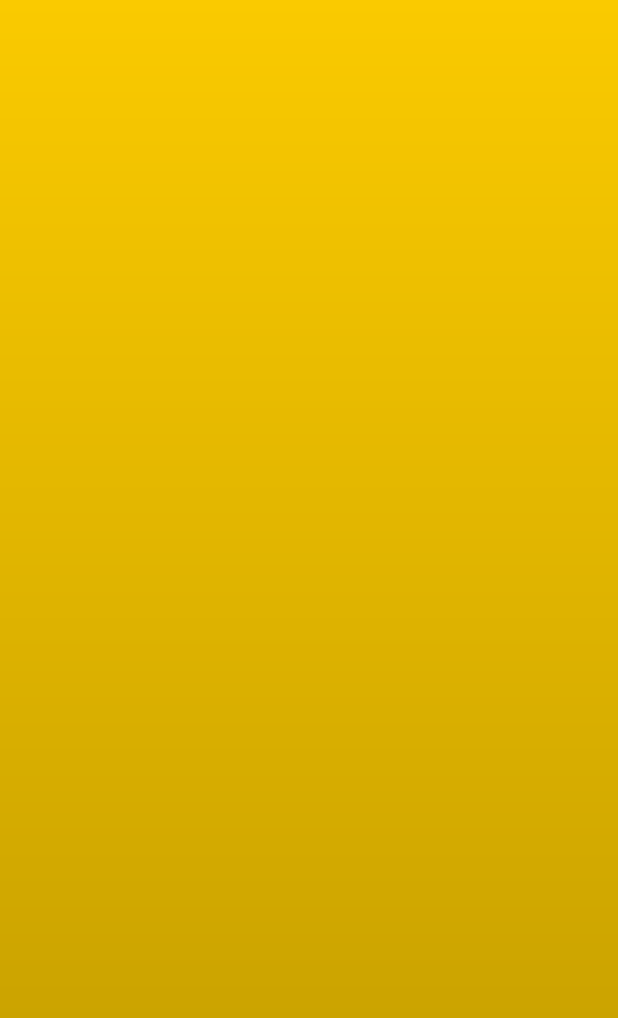
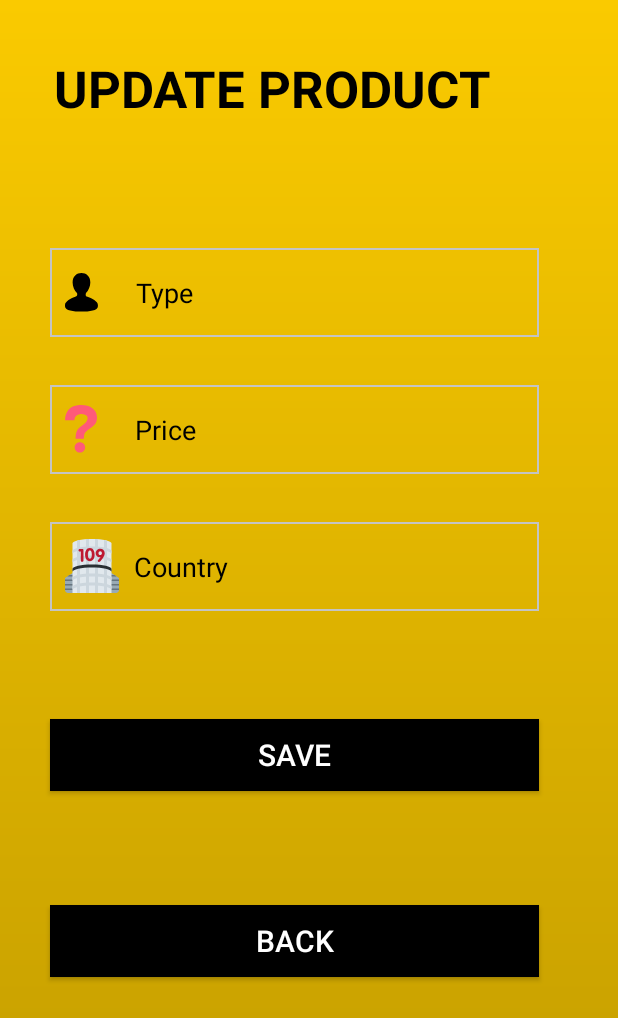
Before and after one commit to virusky/38_LeDiKhang_18037851, an Android app: the UpdateItem screen opened directly, with no data from a screen before it, on a phone screen of 412 x 824 dp. Shown: the top 1018 px of the screen. Run offline under Robolectric (Android 15) with nearby library versions, the phone set to English and light mode, and no system bars; our stand-ins replace Volley; network calls fail.

Commit message:
them chuc nang Update san pham + hinh anh

```diff
--- a/app/src/main/java/iuh/edu/a38_18037851_ledikhang/ProductAdapter.java
+++ b/app/src/main/java/iuh/edu/a38_18037851_ledikhang/ProductAdapter.java
@@ -51,7 +51,7 @@ public class ProductAdapter extends RecyclerView.Adapter<MyViewHolder>{
         holder.count.setText(String.valueOf(position+1));
         holder.type.setText("Type: " + product.getType());
         holder.price.setText("Price: " + product.getPrice() + "$");
-        holder.country.setText("Country" + product.getCountry());
+        holder.country.setText("Country: " + product.getCountry());
 
         holder.buttonDelete.setOnClickListener( v -> {
             new AlertDialog.Builder(context)
--- a/app/src/main/java/iuh/edu/a38_18037851_ledikhang/UpdateItem.java
+++ b/app/src/main/java/iuh/edu/a38_18037851_ledikhang/UpdateItem.java
@@ -2,13 +2,84 @@ package iuh.edu.a38_18037851_ledikhang;
 
 import androidx.appcompat.app.AppCompatActivity;
 
+import android.content.Intent;
 import android.os.Bundle;
+import android.view.View;
+import android.widget.Button;
+import android.widget.EditText;
+
+import com.android.volley.AuthFailureError;
+import com.android.volley.DefaultRetryPolicy;
+import com.android.volley.Request;
+import com.android.volley.RequestQueue;
+import com.android.volley.toolbox.StringRequest;
+import com.android.volley.toolbox.Volley;
+
+import java.util.HashMap;
+import java.util.Map;
 
 public class UpdateItem extends AppCompatActivity {
+    private String url = "https://60b6edb917d1dc0017b8899e.mockapi.io/product";
+
+    private Product product;
+
+    private Button buttonSave;
+    private Button buttonBack;
+
+    private EditText inputType;
+    private EditText inputPrice;
+    private EditText inputCountry;
 
     @Override
     protected void onCreate(Bundle savedInstanceState) {
         super.onCreate(savedInstanceState);
         setContentView(R.layout.activity_update_item);
+        Bundle bundle = getIntent().getExtras();
+
+        inputType = findViewById(R.id.txtTypeUpdate);
+        inputPrice = findViewById(R.id.txtPriceUpdate);
+        inputCountry = findViewById(R.id.txtCountryUpdate);
+
+        if (bundle != null) {
+            product = (Product) bundle.getSerializable("product");
+            inputType.setText(product.getType());
+            inputPrice.setText(String.valueOf(product.getPrice()));
+            inputCountry.setText(product.getCountry());
+        }
+
+        buttonSave = findViewById(R.id.btnSave);
+        buttonBack = findViewById(R.id.btnBackUpdate);
+
+        buttonBack.setOnClickListener(v -> {
+            startActivity(new Intent(UpdateItem.this, Show_info.class));
+            finish();
+        });
+
+        buttonSave.setOnClickListener(new View.OnClickListener() {
+            @Override
+            public void onClick(View v) {
+                StringRequest stringRequest = new StringRequest(Request.Method.PUT, url + "/" + product.getId(),
+                        response -> {
+                            startActivity(new Intent(UpdateItem.this, Show_info.class));
+                            finish();
+                        },
+                        error -> {
+                            error.printStackTrace();
+                        }
+                ) {
+                    @Override
+                    protected Map<String, String> getParams() throws AuthFailureError {
+                        Map<String, String> map = new HashMap<>();
+                        map.put("type", inputType.getText().toString().trim());
+                        map.put("price", inputPrice.getText().toString().trim());
+                        map.put("country", inputCountry.getText().toString().trim());
+                        return map;
+                    }
+                };
+                stringRequest.setRetryPolicy(new DefaultRetryPolicy(0, 1, 1));
+                RequestQueue queue = Volley.newRequestQueue(UpdateItem.this);
+                queue.add(stringRequest);
+            }
+        });
     }
 }
--- a/app/src/main/res/layout/activity_update_item.xml
+++ b/app/src/main/res/layout/activity_update_item.xml
@@ -7,4 +7,100 @@
     android:background="@drawable/background"
     tools:context=".UpdateItem">
 
+    <TextView
+        android:id="@+id/textView456"
+        android:layout_width="wrap_content"
+        android:layout_height="wrap_content"
+        android:layout_marginStart="36dp"
+        android:layout_marginTop="36dp"
+        android:text="Update product"
+        android:textAlignment="center"
+        android:textAllCaps="true"
+        android:textColor="#000000"
+        android:textSize="34sp"
+        android:textStyle="bold"
+        app:layout_constraintStart_toStartOf="parent"
+        app:layout_constraintTop_toTopOf="parent" />
+
+    <EditText
+        android:id="@+id/txtTypeUpdate"
+        android:layout_width="326dp"
+        android:layout_height="59dp"
+        android:layout_marginStart="33dp"
+        android:layout_marginTop="84dp"
+        android:layout_marginEnd="34dp"
+        android:background="@drawable/bg_text"
+        android:drawableLeft="@drawable/ic_type"
+        android:drawablePadding="25dp"
+        android:ems="10"
+        android:hint="Type"
+        android:inputType="textEmailAddress"
+        android:paddingLeft="10dp"
+        android:textColorHint="#000000"
+        app:layout_constraintEnd_toEndOf="parent"
+        app:layout_constraintHorizontal_bias="0.0"
+        app:layout_constraintStart_toStartOf="parent"
+        app:layout_constraintTop_toBottomOf="@+id/textView456" />
+
+    <EditText
+        android:id="@+id/txtPriceUpdate"
+        android:layout_width="326dp"
+        android:layout_height="59dp"
+        android:layout_marginTop="32dp"
+        android:background="@drawable/bg_text"
+        android:drawableLeft="@drawable/ic_price"
+        android:drawablePadding="25dp"
+        android:ems="10"
+        android:hint="Price"
+        android:inputType="textEmailAddress"
+        android:paddingLeft="10dp"
+        android:textColorHint="#000000"
+        app:layout_constraintEnd_toEndOf="@+id/txtTypeUpdate"
+        app:layout_constraintStart_toStartOf="@+id/txtTypeUpdate"
+        app:layout_constraintTop_toBottomOf="@+id/txtTypeUpdate" />
+
+    <EditText
+        android:id="@+id/txtCountryUpdate"
+        android:layout_width="326dp"
+        android:layout_height="59dp"
+        android:layout_marginTop="32dp"
+        android:background="@drawable/bg_text"
+        android:drawableLeft="@drawable/ic_country"
+        android:drawablePadding="10dp"
+        android:ems="10"
+        android:hint="Country"
+        android:inputType="textEmailAddress"
+        android:paddingLeft="10dp"
+        android:textColorHint="#000000"
+        app:layout_constraintEnd_toEndOf="@+id/txtPriceUpdate"
+        app:layout_constraintStart_toStartOf="@+id/txtPriceUpdate"
+        app:layout_constraintTop_toBottomOf="@+id/txtPriceUpdate" />
+
+    <Button
+        android:id="@+id/btnSave"
+        android:layout_width="0dp"
+        android:layout_height="wrap_content"
+        android:layout_marginTop="72dp"
+        android:background="#000000"
+        android:text="Save"
+        android:textColor="#FFFFFF"
+        android:textSize="20sp"
+        app:layout_constraintEnd_toEndOf="@+id/txtCountryUpdate"
+        app:layout_constraintHorizontal_bias="1.0"
+        app:layout_constraintStart_toStartOf="@+id/txtCountryUpdate"
+        app:layout_constraintTop_toBottomOf="@+id/txtCountryUpdate" />
+
+    <Button
+        android:id="@+id/btnBackUpdate"
+        android:layout_width="0dp"
+        android:layout_height="wrap_content"
+        android:layout_marginTop="76dp"
+        android:background="#000000"
+        android:text="Back"
+        android:textColor="#FFFFFF"
+        android:textSize="20sp"
+        app:layout_constraintEnd_toEndOf="@+id/btnSave"
+        app:layout_constraintHorizontal_bias="0.0"
+        app:layout_constraintStart_toStartOf="@+id/btnSave"
+        app:layout_constraintTop_toBottomOf="@+id/btnSave" />
 </androidx.constraintlayout.widget.ConstraintLayout>
```
Also changed, not shown: app/src/main/java/iuh/edu/a38_18037851_ledikhang/Add_product.java (+5 -5 lines), app/src/main/res/layout/activity_add_product.xml (+19 -19 lines), 1 other file.
